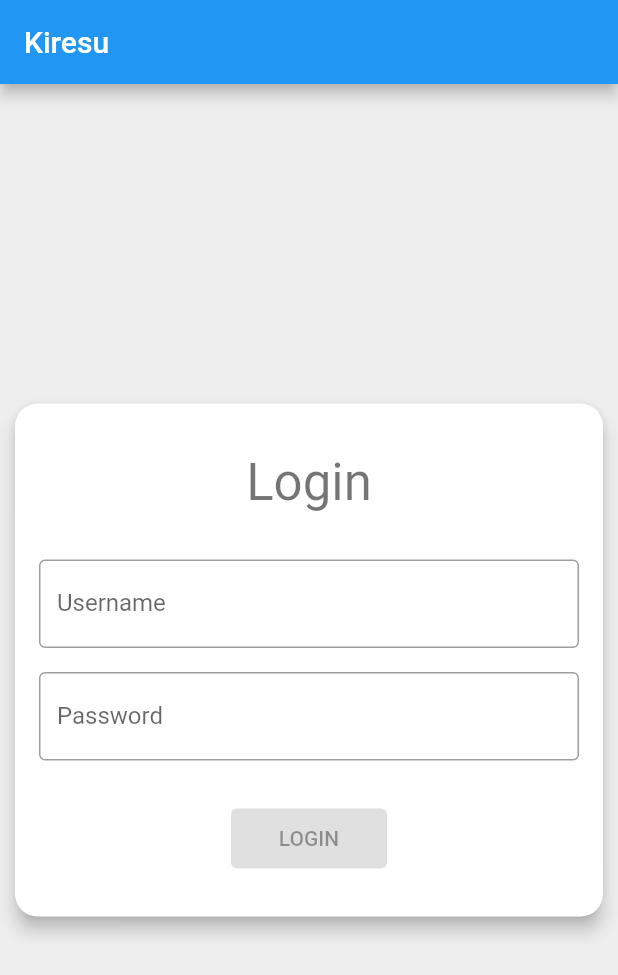
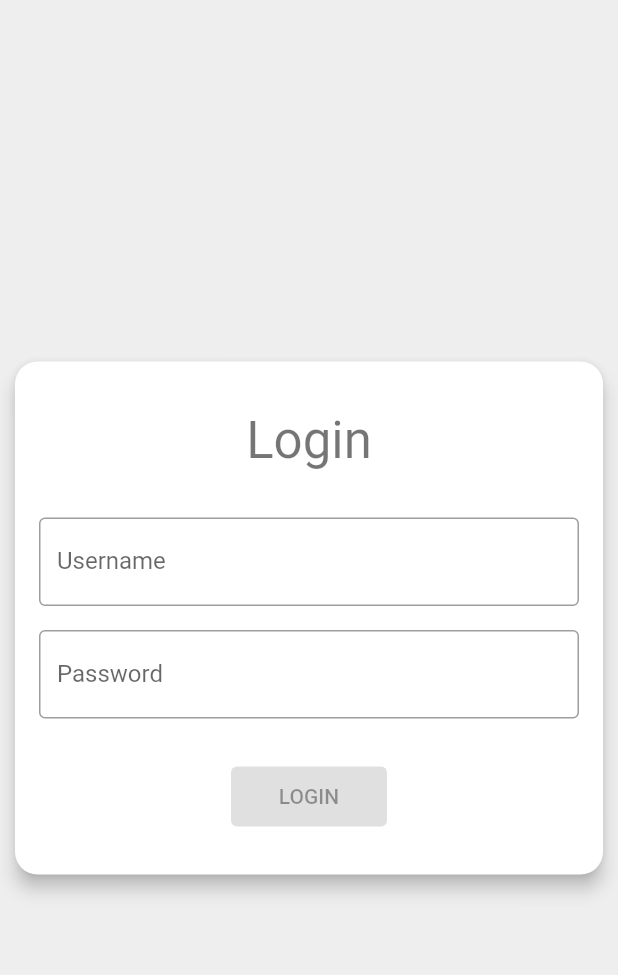
Before and after one commit to FrancescoBembo/kiresu_web, a Flutter app: the screen it shows after launch, on a phone screen of 412 x 824 dp. Shown: the top 975 px of the screen. Run offline on Flutter 3.47's test engine with Material 2 defaults, Android fonts, the phone set to English and light mode, and no system bars; missing offline and left inert: dart:html.

Commit message:
AppBar removed

```diff
--- a/lib/Screens/login_screen.dart
+++ b/lib/Screens/login_screen.dart
@@ -4,9 +4,9 @@
   @override
   Widget build(BuildContext context) {
     return Scaffold(
-      appBar: AppBar(
-        title: Text('Kiresu'),
-      ),
+      //appBar: AppBar(
+      //  title: Text('Kiresu'),
+      //),
       backgroundColor: Colors.grey[200],
       body: Center(
         child: SizedBox(
```
